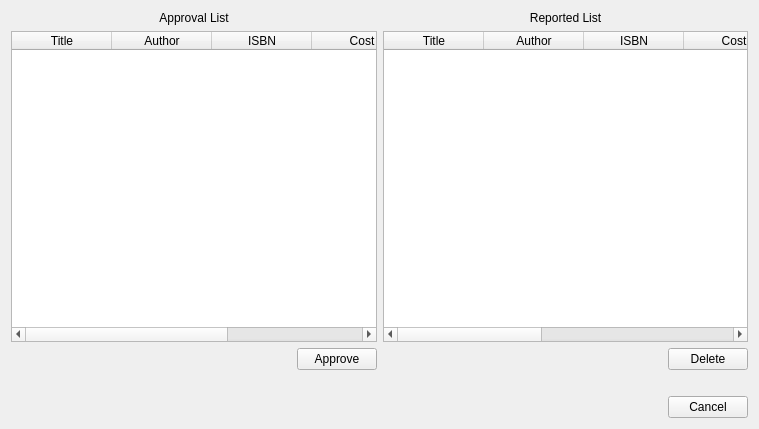
psuong/P2PBooks, file designer/Ui_ApprovalReportedList.ui: the form before one commit.
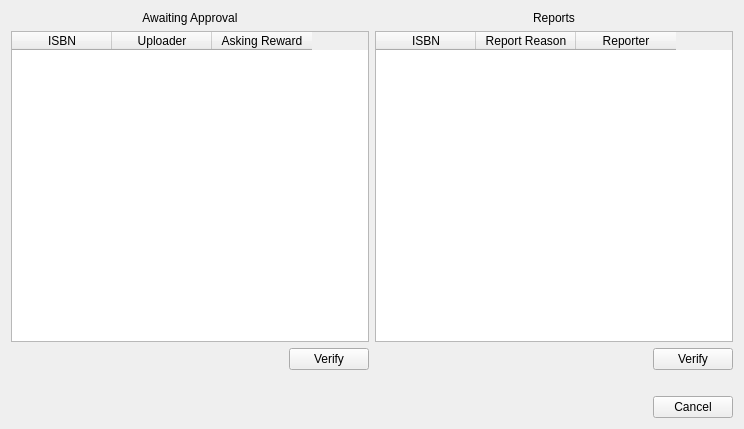
The form after the commit.

Commit message: Updated ApprovalReportedList UI, added get reports DB function, and function to load items into awaiting tablewidget

```diff
--- a/designer/Ui_ApprovalReportedList.ui
+++ b/designer/Ui_ApprovalReportedList.ui
@@ -6,7 +6,7 @@
    <rect>
     <x>0</x>
     <y>0</y>
-    <width>759</width>
+    <width>744</width>
     <height>429</height>
    </rect>
   </property>
@@ -19,31 +19,27 @@
      <property name="editTriggers">
       <set>QAbstractItemView::NoEditTriggers</set>
      </property>
-     <column>
-      <property name="text">
-       <string>Title</string>
-      </property>
-     </column>
-     <column>
-      <property name="text">
-       <string>Author</string>
-      </property>
-     </column>
+     <property name="selectionMode">
+      <enum>QAbstractItemView::SingleSelection</enum>
+     </property>
+     <property name="selectionBehavior">
+      <enum>QAbstractItemView::SelectRows</enum>
+     </property>
      <column>
       <property name="text">
        <string>ISBN</string>
       </property>
      </column>
-     <column>
-      <property name="text">
-       <string>Cost</string>
-      </property>
-     </column>
      <column>
       <property name="text">
        <string>Uploader</string>
       </property>
      </column>
+     <column>
+      <property name="text">
+       <string>Asking Reward</string>
+      </property>
+     </column>
     </widget>
    </item>
    <item row="1" column="2" colspan="2">
@@ -51,16 +47,12 @@
      <property name="editTriggers">
       <set>QAbstractItemView::NoEditTriggers</set>
      </property>
-     <column>
-      <property name="text">
-       <string>Title</string>
-      </property>
-     </column>
-     <column>
-      <property name="text">
-       <string>Author</string>
-      </property>
-     </column>
+     <property name="selectionMode">
+      <enum>QAbstractItemView::SingleSelection</enum>
+     </property>
+     <property name="selectionBehavior">
+      <enum>QAbstractItemView::SelectRows</enum>
+     </property>
      <column>
       <property name="text">
        <string>ISBN</string>
@@ -68,22 +60,12 @@
      </column>
      <column>
       <property name="text">
-       <string>Cost</string>
+       <string>Report Reason</string>
       </property>
      </column>
      <column>
       <property name="text">
-       <string>New Column</string>
-      </property>
-     </column>
-     <column>
-      <property name="text">
-       <string>Rating</string>
-      </property>
-     </column>
-     <column>
-      <property name="text">
-       <string># of Reports</string>
+       <string>Reporter</string>
       </property>
      </column>
     </widget>
@@ -117,14 +99,14 @@
    <item row="3" column="3">
     <widget class="QPushButton" name="delete_push_button">
      <property name="text">
-      <string>Delete</string>
+      <string>Verify</string>
      </property>
     </widget>
    </item>
    <item row="3" column="1">
     <widget class="QPushButton" name="approve_push_button">
      <property name="text">
-      <string>Approve</string>
+      <string>Verify</string>
      </property>
     </widget>
    </item>
@@ -151,7 +133,7 @@
    <item row="0" column="0" colspan="2">
     <widget class="QLabel" name="label">
      <property name="text">
-      <string>Approval List</string>
+      <string>Awaiting Approval</string>
      </property>
      <property name="alignment">
       <set>Qt::AlignCenter</set>
@@ -161,7 +143,7 @@
    <item row="0" column="2" colspan="2">
     <widget class="QLabel" name="label_2">
      <property name="text">
-      <string>Reported List</string>
+      <string>Reports</string>
      </property>
      <property name="alignment">
       <set>Qt::AlignCenter</set>
```
Left out of the diff: 8 changed lines with no effect on the pictures. The commit also changes 6 other files.
